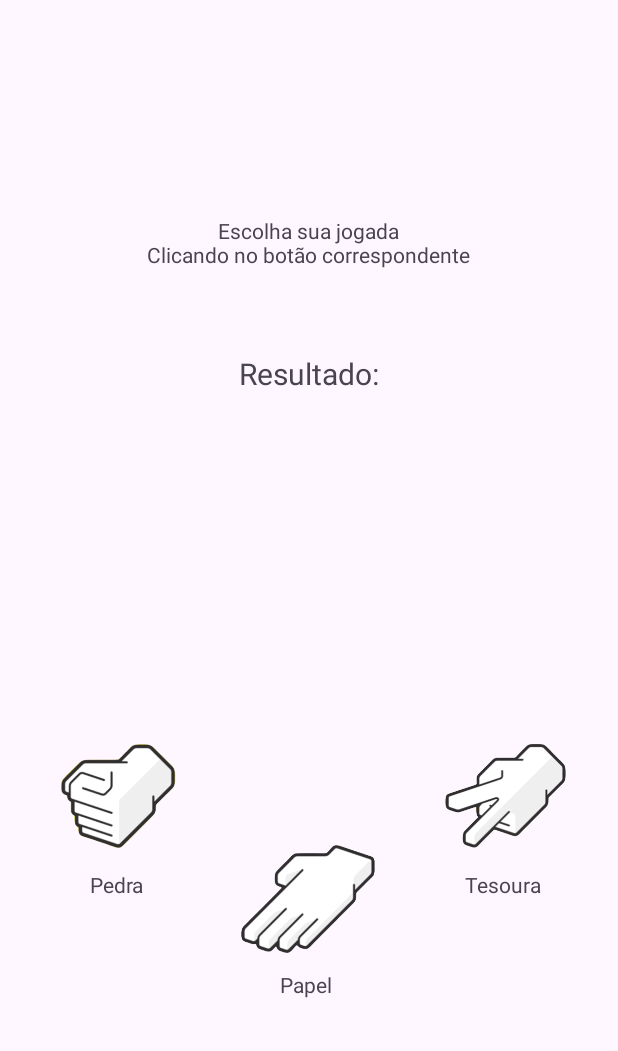
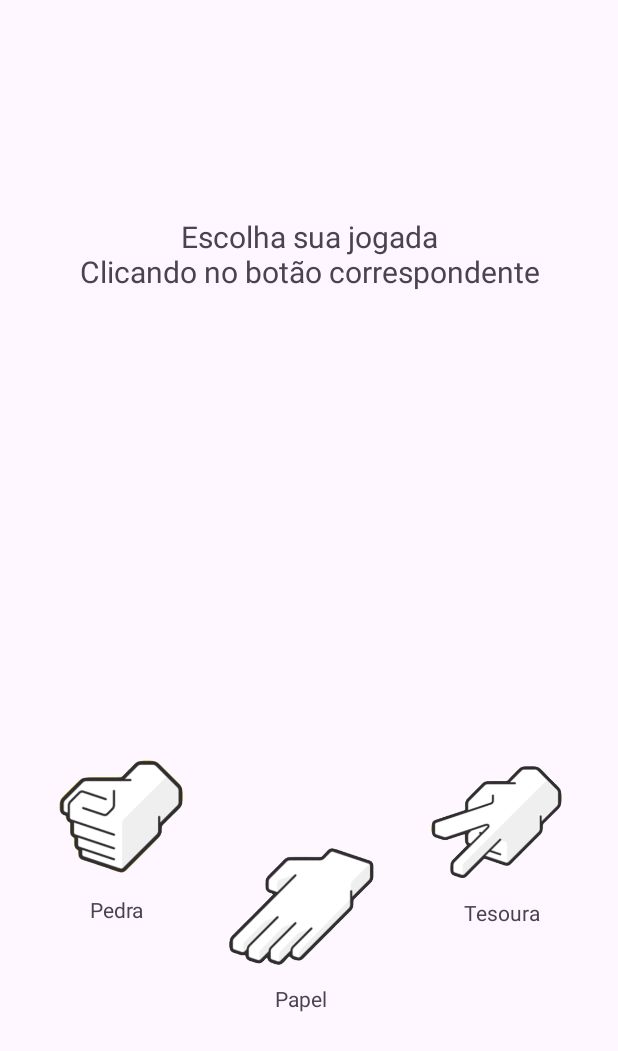
Before and after one commit to tomeki0/Pedra-Papel-Tesoura, an Android app: the screen it shows after launch (MainActivity), on a phone screen of 412 x 824 dp. Shown: the top 1051 px of the screen. Run offline under Robolectric (Android 15) with nearby library versions, the phone set to English and light mode, and no system bars.

Commit message:
Alterando tamanho e posicao dos botoes de jogada

```diff
--- a/app/src/main/java/com/guilima/pedra_papel_tesoura/MainActivity.java
+++ b/app/src/main/java/com/guilima/pedra_papel_tesoura/MainActivity.java
@@ -49,6 +49,9 @@ public class MainActivity extends AppCompatActivity {
         imgResult = findViewById(R.id.imgResult);
         videoJogada = findViewById(R.id.videoJogada);
 
+        //deixando o texto de resultado invisivel, pois so vai aparecer depois de fazer a jogada
+        txtResultado.setVisibility(View.INVISIBLE);
+
     }
 
     void imprimeVitoria(TextView view) {
@@ -83,7 +86,6 @@ public class MainActivity extends AppCompatActivity {
             Uri uri = Uri.parse("android.resource://" + getPackageName() + "/" + R.raw.pedra_pedra);
             videoJogada.setVideoURI(uri);
 
-            txtResultado.setVisibility(View.INVISIBLE);
             videoJogada.setVisibility(View.VISIBLE);
             videoJogada.start();
 
@@ -100,7 +102,6 @@ public class MainActivity extends AppCompatActivity {
             Uri uri = Uri.parse("android.resource://" + getPackageName() + "/" + R.raw.pedra_papel);
             videoJogada.setVideoURI(uri);
 
-            txtResultado.setVisibility(View.INVISIBLE);
             videoJogada.setVisibility(View.VISIBLE);
             videoJogada.start();
 
@@ -117,7 +118,6 @@ public class MainActivity extends AppCompatActivity {
             Uri uri = Uri.parse("android.resource://" + getPackageName() + "/" + R.raw.pedra_tesoura);
             videoJogada.setVideoURI(uri);
 
-            txtResultado.setVisibility(View.INVISIBLE);
             videoJogada.setVisibility(View.VISIBLE);
             videoJogada.start();
 
@@ -141,7 +141,6 @@ public class MainActivity extends AppCompatActivity {
             Uri uri = Uri.parse("android.resource://" + getPackageName() + "/" + R.raw.papel_pedra);
             videoJogada.setVideoURI(uri);
 
-            txtResultado.setVisibility(View.INVISIBLE);
             videoJogada.setVisibility(View.VISIBLE);
             videoJogada.start();
 
@@ -158,7 +157,6 @@ public class MainActivity extends AppCompatActivity {
             Uri uri = Uri.parse("android.resource://" + getPackageName() + "/" + R.raw.papel_papel);
             videoJogada.setVideoURI(uri);
 
-            txtResultado.setVisibility(View.INVISIBLE);
             videoJogada.setVisibility(View.VISIBLE);
             videoJogada.start();
 
@@ -175,7 +173,6 @@ public class MainActivity extends AppCompatActivity {
             Uri uri = Uri.parse("android.resource://" + getPackageName() + "/" + R.raw.papel_tesoura);
             videoJogada.setVideoURI(uri);
 
-            txtResultado.setVisibility(View.INVISIBLE);
             videoJogada.setVisibility(View.VISIBLE);
             videoJogada.start();
 
@@ -199,7 +196,6 @@ public class MainActivity extends AppCompatActivity {
             Uri uri = Uri.parse("android.resource://" + getPackageName() + "/" + R.raw.tesoura_pedra);
             videoJogada.setVideoURI(uri);
 
-            txtResultado.setVisibility(View.INVISIBLE);
             videoJogada.setVisibility(View.VISIBLE);
             videoJogada.start();
 
@@ -216,7 +212,6 @@ public class MainActivity extends AppCompatActivity {
             Uri uri = Uri.parse("android.resource://" + getPackageName() + "/" + R.raw.tesoura_papel);
             videoJogada.setVideoURI(uri);
 
-            txtResultado.setVisibility(View.INVISIBLE);
             videoJogada.setVisibility(View.VISIBLE);
             videoJogada.start();
 
@@ -233,7 +228,6 @@ public class MainActivity extends AppCompatActivity {
             Uri uri = Uri.parse("android.resource://" + getPackageName() + "/" + R.raw.tesoura_tesoura);
             videoJogada.setVideoURI(uri);
 
-            txtResultado.setVisibility(View.INVISIBLE);
             videoJogada.setVisibility(View.VISIBLE);
             videoJogada.start();
 
--- a/app/src/main/res/layout/activity_main.xml
+++ b/app/src/main/res/layout/activity_main.xml
@@ -16,6 +16,7 @@
         android:layout_marginTop="144dp"
         android:text="@string/txt_field_explain"
         android:textAlignment="center"
+        android:textSize="20sp"
         app:layout_constraintEnd_toEndOf="parent"
         app:layout_constraintHorizontal_bias="0.497"
         app:layout_constraintStart_toStartOf="parent"
@@ -45,19 +46,30 @@
         app:layout_constraintStart_toStartOf="parent"
         app:layout_constraintTop_toBottomOf="@+id/txtJogada" />
 
-    <ImageView
-        android:id="@+id/imgPapel"
-        android:layout_width="101dp"
-        android:layout_height="74dp"
-        android:layout_marginStart="3dp"
-        android:layout_marginEnd="13dp"
-        android:layout_marginBottom="188dp"
-        android:onClick="cliqueBtnPapel"
+    <TextView
+        android:id="@+id/txtPapel"
+        android:layout_width="wrap_content"
+        android:layout_height="wrap_content"
+        android:layout_marginStart="25dp"
+        android:layout_marginTop="12dp"
+        android:layout_marginEnd="20dp"
+        android:text="@string/btn_txt_PAPEL"
+        app:layout_constraintEnd_toEndOf="parent"
+        app:layout_constraintHorizontal_bias="0.476"
+        app:layout_constraintStart_toStartOf="parent"
+        app:layout_constraintTop_toBottomOf="@+id/imgPapel" />
+
+    <TextView
+        android:id="@+id/txtTesoura"
+        android:layout_width="wrap_content"
+        android:layout_height="wrap_content"
+        android:layout_marginTop="12dp"
+        android:layout_marginEnd="52dp"
+        android:layout_marginBottom="208dp"
+        android:text="@string/btn_txt_TESOURA"
         app:layout_constraintBottom_toBottomOf="parent"
-        app:layout_constraintEnd_toStartOf="@+id/imgTesoura"
-        app:layout_constraintHorizontal_bias="0.578"
-        app:layout_constraintStart_toEndOf="@+id/imgPedra"
-        app:srcCompat="@drawable/btn_papel" />
+        app:layout_constraintEnd_toEndOf="parent"
+        app:layout_constraintTop_toBottomOf="@+id/imgTesoura" />
 
     <TextView
         android:id="@+id/txtPedra"
@@ -72,25 +84,26 @@
         app:layout_constraintTop_toBottomOf="@+id/imgPedra"
         app:layout_constraintVertical_bias="0.0" />
 
-    <TextView
-        android:id="@+id/txtTesoura"
-        android:layout_width="wrap_content"
-        android:layout_height="wrap_content"
-        android:layout_marginTop="12dp"
-        android:layout_marginEnd="51dp"
-        android:layout_marginBottom="240dp"
-        android:text="@string/btn_txt_TESOURA"
+    <ImageView
+        android:id="@+id/imgPapel"
+        android:layout_width="110dp"
+        android:layout_height="80dp"
+        android:layout_marginStart="2dp"
+        android:layout_marginEnd="13dp"
+        android:layout_marginBottom="180dp"
+        android:onClick="cliqueBtnPapel"
         app:layout_constraintBottom_toBottomOf="parent"
-        app:layout_constraintEnd_toEndOf="parent"
-        app:layout_constraintTop_toBottomOf="@+id/imgTesoura"
-        app:layout_constraintVertical_bias="0.0" />
+        app:layout_constraintEnd_toStartOf="@+id/imgTesoura"
+        app:layout_constraintHorizontal_bias="0.578"
+        app:layout_constraintStart_toEndOf="@+id/imgPedra"
+        app:srcCompat="@drawable/btn_papel" />
 
     <ImageView
         android:id="@+id/imgPedra"
-        android:layout_width="102dp"
-        android:layout_height="74dp"
-        android:layout_marginStart="28dp"
-        android:layout_marginBottom="256dp"
+        android:layout_width="110dp"
+        android:layout_height="80dp"
+        android:layout_marginStart="26dp"
+        android:layout_marginBottom="239dp"
         android:onClick="cliqueBtnPedra"
         app:layout_constraintBottom_toBottomOf="parent"
         app:layout_constraintStart_toStartOf="parent"
@@ -98,29 +111,14 @@
 
     <ImageView
         android:id="@+id/imgTesoura"
-        android:layout_width="102dp"
-        android:layout_height="74dp"
-        android:layout_marginEnd="24dp"
-        android:layout_marginBottom="256dp"
+        android:layout_width="110dp"
+        android:layout_height="80dp"
+        android:layout_marginEnd="26dp"
+        android:layout_marginBottom="235dp"
         android:onClick="cliqueBtnTesoura"
         app:layout_constraintBottom_toBottomOf="parent"
         app:layout_constraintEnd_toEndOf="parent"
         app:srcCompat="@drawable/btn_tesoura" />
-
-    <TextView
-        android:id="@+id/txtPapel"
-        android:layout_width="wrap_content"
-        android:layout_height="wrap_content"
-        android:layout_marginStart="35dp"
-        android:layout_marginTop="-18dp"
-        android:layout_marginEnd="20dp"
-        android:text="@string/btn_txt_PAPEL"
-        app:layout_constraintBottom_toBottomOf="parent"
-        app:layout_constraintEnd_toEndOf="parent"
-        app:layout_constraintHorizontal_bias="0.471"
-        app:layout_constraintStart_toStartOf="parent"
-        app:layout_constraintTop_toBottomOf="@+id/imgPapel"
-        app:layout_constraintVertical_bias="0.155" />
 
     <ImageView
         android:id="@+id/imgResult"
```
